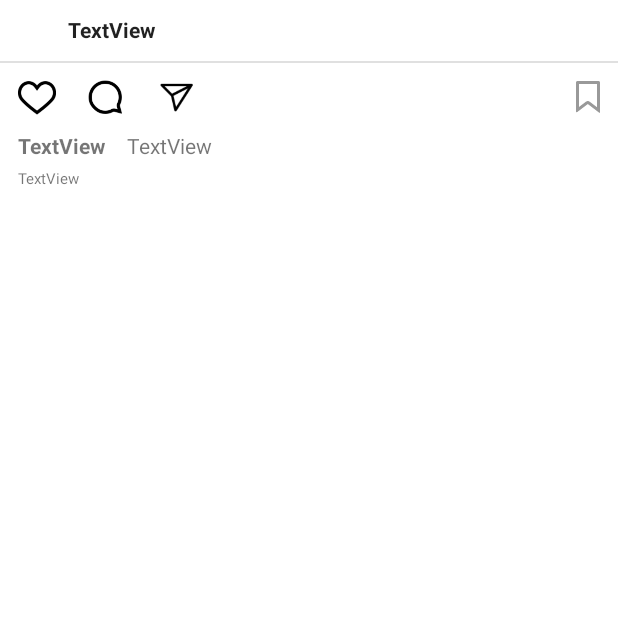
After one commit to pau-cardoso/Instagram, an Android app: the PostDetailsActivity screen opened directly, with no data from a screen before it, on a phone screen of 412 x 824 dp, the top half of it. The commit adds this screen. Run offline under Robolectric (Android 15) with nearby library versions, the phone set to English and light mode, and no system bars; libraries missing offline, so code that uses them is left out: org.parceler; pictures from the network do not load; 6 statements that could not run were skipped.

Commit message:
Add detail view of post

```diff
--- a/app/build.gradle
+++ b/app/build.gradle
@@ -43,4 +43,6 @@ dependencies {
     // Glide v4 uses this new annotation processor -- see https://bumptech.github.io/glide/doc/generatedapi.html
     annotationProcessor 'com.github.bumptech.glide:compiler:4.12.0' // Glide library
     implementation 'androidx.swiperefreshlayout:swiperefreshlayout:1.0.0' // for swipe refresh layout
+    implementation 'org.parceler:parceler-api:1.1.12' // For adding Parceler
+    annotationProcessor 'org.parceler:parceler:1.1.12' // For adding Parceler
 }
--- /dev/null
+++ b/app/src/main/java/com/example/instapaulina/PostDetailsActivity.java
@@ -0,0 +1,44 @@
+package com.example.instapaulina;
+
+import androidx.appcompat.app.AppCompatActivity;
+import android.os.Bundle;
+import android.widget.ImageView;
+import android.widget.TextView;
+
+import com.bumptech.glide.Glide;
+import com.example.instapaulina.Models.Post;
+
+import org.parceler.Parcels;
+
+public class PostDetailsActivity extends AppCompatActivity {
+
+    ImageView ivPost;
+    ImageView ivProfileImage;
+    TextView tvUsername;
+    TextView tvDescription;
+    TextView tvUsernameB;
+    TextView tvCreatedAt;
+
+    Post post;
+
+    @Override
+    protected void onCreate(Bundle savedInstanceState) {
+        super.onCreate(savedInstanceState);
+        setContentView(R.layout.activity_post_details);
+
+        ivPost = findViewById(R.id.ivPostD);
+        ivProfileImage = findViewById(R.id.ivProfileImageD);
+        tvUsername = findViewById(R.id.tvUsernameD);
+        tvDescription = findViewById(R.id.tvDescriptionD);
+        tvUsernameB = findViewById(R.id.tvUsernameBottom);
+        tvCreatedAt = findViewById(R.id.tvCreatedAt);
+
+        post = Parcels.unwrap(getIntent().getParcelableExtra("post"));
+
+        Glide.with(this).load(post.getImage().getUrl()).into(ivPost);
+        tvUsername.setText(post.getUser().getUsername());
+        tvDescription.setText(post.getDescription());
+        tvUsernameB.setText(post.getUser().getUsername());
+        tvCreatedAt.setText(Post.calculateTimeAgo(post.getCreatedAt()));
+    }
+}
--- /dev/null
+++ b/app/src/main/res/layout/activity_post_details.xml
@@ -0,0 +1,140 @@
+<?xml version="1.0" encoding="utf-8"?>
+<RelativeLayout xmlns:android="http://schemas.android.com/apk/res/android"
+    xmlns:app="http://schemas.android.com/apk/res-auto"
+    xmlns:tools="http://schemas.android.com/tools"
+    android:layout_width="match_parent"
+    android:layout_height="wrap_content"
+    android:paddingBottom="10dp">
+
+  <ImageView
+      android:id="@+id/ivPostD"
+      android:layout_width="match_parent"
+      android:layout_height="wrap_content"
+      android:layout_below="@+id/divider"
+      android:layout_alignParentStart="true"
+      android:layout_alignParentEnd="true"
+      android:layout_marginStart="0dp"
+      android:layout_marginTop="0dp"
+      tools:srcCompat="@tools:sample/avatars" />
+
+  <ImageView
+      android:id="@+id/ivProfileImageD"
+      android:layout_width="30dp"
+      android:layout_height="30dp"
+      android:layout_alignParentStart="true"
+      android:layout_alignParentTop="true"
+      android:layout_alignParentBottom="false"
+      android:layout_marginStart="5dp"
+      android:layout_marginTop="5dp"
+      tools:srcCompat="@tools:sample/avatars" />
+
+  <TextView
+      android:id="@+id/tvUsernameD"
+      android:layout_width="wrap_content"
+      android:layout_height="wrap_content"
+      android:layout_alignParentTop="true"
+      android:layout_marginStart="10dp"
+      android:layout_marginTop="10dp"
+      android:layout_toEndOf="@+id/ivProfileImageD"
+      android:hint="_paucardoso_"
+      android:text="TextView"
+      android:textAppearance="@style/TextAppearance.AppCompat.Large"
+      android:textSize="14sp"
+      android:textStyle="bold" />
+
+  <View
+      android:id="@+id/divider"
+      android:layout_width="match_parent"
+      android:layout_height="1dp"
+      android:layout_below="@+id/ivProfileImageD"
+      android:layout_alignParentStart="true"
+      android:layout_marginStart="0dp"
+      android:layout_marginTop="5dp"
+      android:background="?android:attr/listDivider" />
+
+  <ImageButton
+      android:id="@+id/ibLikeD"
+      android:layout_width="25dp"
+      android:layout_height="25dp"
+      android:layout_below="@+id/ivPostD"
+      android:layout_alignParentStart="true"
+      android:layout_marginStart="12dp"
+      android:layout_marginTop="10dp"
+      android:background="#00FFFFFF"
+      android:scaleType="centerInside"
+      app:srcCompat="@drawable/ufi_heart" />
+
+  <ImageButton
+      android:id="@+id/ibCommentD"
+      android:layout_width="25dp"
+      android:layout_height="25dp"
+      android:layout_below="@+id/ivPostD"
+      android:layout_marginStart="20dp"
+      android:layout_marginTop="10dp"
+      android:layout_toEndOf="@+id/ibLikeD"
+      android:background="#00FFFFFF"
+      android:scaleType="centerInside"
+      app:srcCompat="@drawable/ufi_comment" />
+
+  <ImageButton
+      android:id="@+id/ibSendD"
+      android:layout_width="30dp"
+      android:layout_height="30dp"
+      android:layout_below="@+id/ivPostD"
+      android:layout_marginStart="20dp"
+      android:layout_marginTop="8dp"
+      android:layout_toEndOf="@+id/ibCommentD"
+      android:background="#00FFFFFF"
+      android:scaleType="centerInside"
+      app:srcCompat="@drawable/ufi_new_direct" />
+
+  <ImageButton
+      android:id="@+id/ibSaveD"
+      android:layout_width="25dp"
+      android:layout_height="25dp"
+      android:layout_below="@+id/ivPostD"
+      android:layout_alignParentEnd="true"
+      android:layout_marginStart="251dp"
+      android:layout_marginTop="10dp"
+      android:layout_marginEnd="12dp"
+      android:layout_toEndOf="@+id/ibSendD"
+      android:background="#00FFFFFF"
+      android:scaleType="centerInside"
+      app:srcCompat="@drawable/ufi_save" />
+
+  <TextView
+      android:id="@+id/tvDescriptionD"
+      android:layout_width="wrap_content"
+      android:layout_height="wrap_content"
+      android:layout_below="@+id/ibLikeD"
+      android:layout_alignParentBottom="false"
+      android:layout_marginStart="14dp"
+      android:layout_marginTop="10dp"
+      android:layout_toEndOf="@+id/tvUsernameBottom"
+      android:text="TextView"
+      android:textSize="14sp" />
+
+  <TextView
+      android:id="@+id/tvUsernameBottom"
+      android:layout_width="wrap_content"
+      android:layout_height="wrap_content"
+      android:layout_below="@+id/ibLikeD"
+      android:layout_alignParentStart="true"
+      android:layout_marginStart="12dp"
+      android:layout_marginTop="10dp"
+      android:text="TextView"
+      android:textSize="14sp"
+      android:textStyle="bold" />
+
+  <TextView
+      android:id="@+id/tvCreatedAt"
+      android:layout_width="wrap_content"
+      android:layout_height="wrap_content"
+      android:layout_below="@+id/tvDescriptionD"
+      android:layout_alignParentBottom="false"
+      android:layout_marginStart="12dp"
+      android:layout_marginTop="5dp"
+      android:layout_marginBottom="10dp"
+      android:text="TextView"
+      android:textSize="10sp" />
+</RelativeLayout>
```
Also changed, not shown: app/src/main/AndroidManifest.xml (+6 -4 lines), app/src/main/java/com/example/instapaulina/Models/Post.java (+43 -0 lines), app/src/main/java/com/example/instapaulina/PostsAdapter.java (+16 -3 lines), app/src/main/res/layout/item_post.xml (+20 -20 lines).
